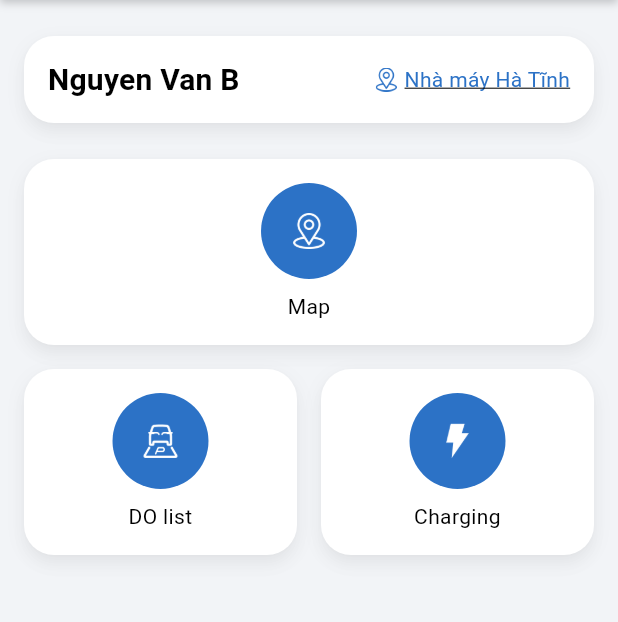
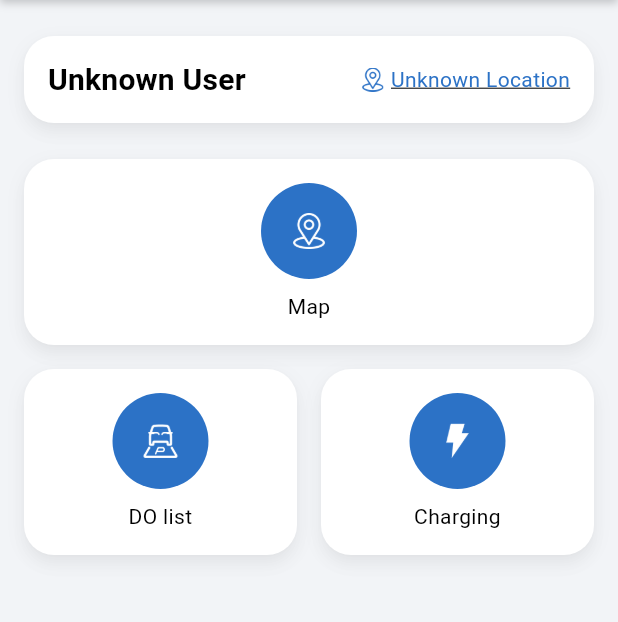
Before and after one commit to fteam1111/base_monorepo, a Flutter app: the HomePage screen opened directly, on a phone screen of 412 x 824 dp, the part 96-718 px from its top. Run offline on Flutter 3.47's test engine with Material 3 defaults, Android fonts, the phone set to English and light mode, and no system bars; our stand-ins replace animated_bottom_navigation_bar, app_links, bloc, bloc_concurrency, connectivity_plus, dartx and 29 more; missing offline and left inert: firebase_performance, mobile_scanner, webview_flutter_wkwebview; accounts and stored records are empty; generated files the repository leaves out were written again; network calls fail; project files that could hold a hidden picture were left out.

Commit message:
feat: fix show info user and factory

```diff
--- a/apps/customer_app/lib/app.dart
+++ b/apps/customer_app/lib/app.dart
@@ -133,6 +133,7 @@ class _MyAppState extends State<MyApp> {
     WidgetsBinding.instance.addPostFrameCallback((_) {
       locator<AuthBloc>().add(const AuthCheckRequested());
     });
+    locator<LocalizationBloc>().add(const LoadSavedLocaleEvent());
   }
 
   @override
@@ -143,9 +144,7 @@ class _MyAppState extends State<MyApp> {
         BlocProvider.value(value: locator<ThemeCubit>()),
         BlocProvider.value(value: locator<DeepLinkBloc>()),
         BlocProvider.value(value: locator<FactoryCubit>()),
-        BlocProvider.value(
-          value: locator<LocalizationBloc>()..add(const LoadSavedLocaleEvent()),
-        ),
+        BlocProvider.value(value: locator<LocalizationBloc>()),
       ],
       child: BlocBuilder<LocalizationBloc, LocalizationState>(
         builder: (context, localeState) {
--- a/packages/features/features_home/lib/presentation/pages/home_page.dart
+++ b/packages/features/features_home/lib/presentation/pages/home_page.dart
@@ -1,6 +1,7 @@
 import 'package:design_system/design_system.dart';
 import 'package:features_auth/presentation/bloc/auth_bloc.dart';
 import 'package:features_auth/presentation/bloc/auth_event.dart';
+import 'package:features_auth/presentation/bloc/auth_state.dart';
 import 'package:features_home/presentation/widgets/app_bar_home_section.dart';
 import 'package:features_home/presentation/widgets/home_menu_grid_section.dart';
 import 'package:features_home/presentation/widgets/home_user_section.dart';
@@ -32,14 +33,28 @@ class HomePage extends StatelessWidget {
           Expanded(
             child: CustomScrollView(
               slivers: [
-                const HomeUserSection(
-                  userName: 'Nguyen Van B',
-                  location: 'Nhà máy Hà Tĩnh',
-                ).toSliverPadding(
-                  padding: EdgeInsets.symmetric(
-                    horizontal: context.appSpacing.pageHorizontal,
-                    vertical: AppSpacing.sectionSpacing,
-                  ),
+                BlocBuilder<AuthBloc, AuthState>(
+                  builder: (context, state) {
+                    final userName = state is AuthAuthenticated
+                        ? state.user.fullName.getOrDefaultValue(
+                            context.l10n.defaultUserInfo,
+                          )
+                        : context.l10n.defaultUserInfo;
+                    final location = state is AuthAuthenticated
+                        ? state.user.factory?.name ??
+                              context.l10n.defaultUserLocation
+                        : context.l10n.defaultUserLocation;
+
+                    return HomeUserSection(
+                      userName: userName,
+                      location: location,
+                    ).toSliverPadding(
+                      padding: EdgeInsets.symmetric(
+                        horizontal: context.appSpacing.pageHorizontal,
+                        vertical: AppSpacing.sectionSpacing,
+                      ),
+                    );
+                  },
                 ),
 
                 HomeMenuGridSliverSection(
@@ -48,6 +63,9 @@ class HomePage extends StatelessWidget {
                   },
                   onDoListPressed: () {
                     AppRoutes.navigateToDeliveryOrderList(context);
+                  },
+                  onMapPressed: () {
+                    AppRoutes.navigateToFactoryMap(context);
                   },
                 ),
                 const Gap(AppSpacing.sectionSpacing).toSliverNoPadding(),
--- a/packages/localization/lib/l10n/app_en.arb
+++ b/packages/localization/lib/l10n/app_en.arb
@@ -296,5 +296,7 @@
   "parkingHistoryPosition": "Position",
   "parkingHistoryEmployee": "Employee",
   "parkingHistoryAccount": "Account",
-  "parkingHistoryStorageDays": "Days Parked"
+  "parkingHistoryStorageDays": "Days Parked",
+  "defaultUserInfo": "Unknown User",
+  "defaultUserLocation": "Unknown Location"
 }
--- a/packages/localization/lib/l10n/app_vi.arb
+++ b/packages/localization/lib/l10n/app_vi.arb
@@ -294,5 +294,7 @@
   "parkingHistoryPosition": "Vị trí",
   "parkingHistoryEmployee": "Nhân viên",
   "parkingHistoryAccount": "Tài khoản",
-  "parkingHistoryStorageDays": "Số ngày đã đỗ"
+  "parkingHistoryStorageDays": "Số ngày đã đỗ",
+  "defaultUserInfo": "Người dùng",
+  "defaultUserLocation": "Không rõ"
 }
```
Also changed, not shown: packages/localization/lib/generated/app_localizations.dart, packages/localization/lib/generated/app_localizations_en.dart, packages/localization/lib/generated/app_localizations_vi.dart.
